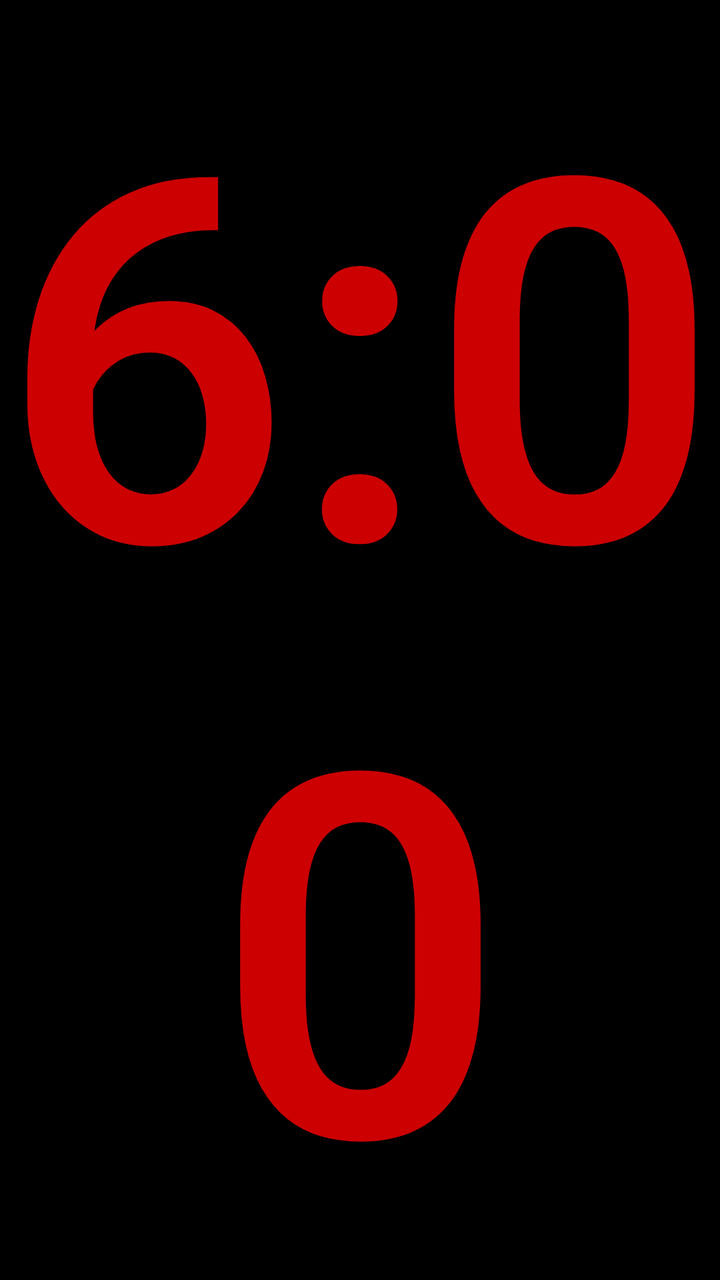
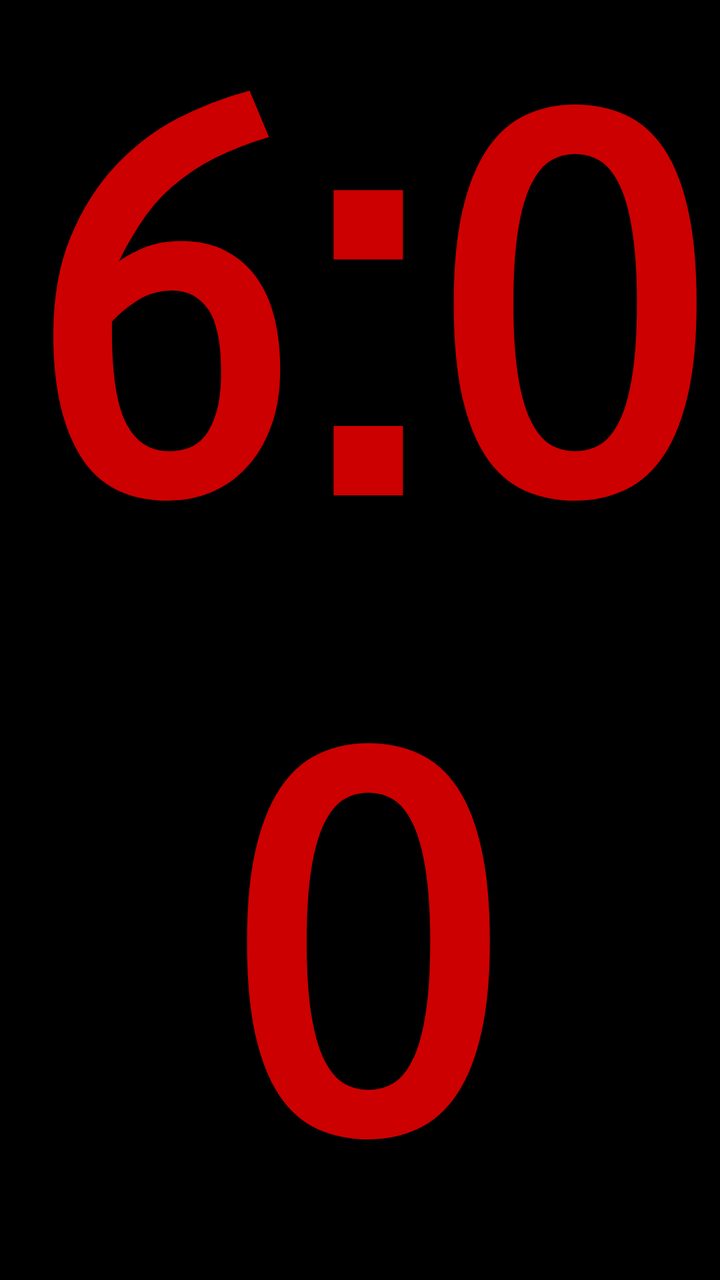

The first picture is an Android layout as it rendered before a commit; the second is the same layout after the commit. The layout source and the unified diff follow.
<!-- AndroidManifest.xml: application theme AppTheme -->
<!-- res/layout/main_time_board.xml -->
<?xml version="1.0" encoding="utf-8"?>
<androidx.coordinatorlayout.widget.CoordinatorLayout xmlns:android="http://schemas.android.com/apk/res/android"
    xmlns:app="http://schemas.android.com/apk/res-auto"
    xmlns:tools="http://schemas.android.com/tools"
    android:layout_width="match_parent"
    android:layout_height="match_parent"
    android:keepScreenOn="true"
    tools:context="de.wasserball.wabaclock.main.TimeAndScoreBoard">

    <LinearLayout
        android:id="@+id/mainTimeBoardLayout"
        android:layout_width="match_parent"
        android:layout_height="match_parent"
        android:orientation="vertical">

        <Button
            android:id="@+id/mainTimeBoard"
            style="@style/Widget.AppCompat.Button.Borderless"
            android:layout_width="match_parent"
            android:layout_height="0dp"
            android:layout_weight="2"
            android:background="@android:color/background_dark"
            android:clickable="true"
            android:focusable="true"
            android:text="@string/main_time_default_val"
            android:textAlignment="center"
            android:textAllCaps="false"
            android:textAppearance="@style/TextAppearance.AppCompat.Display4"
            android:textColor="@android:color/holo_red_dark"
            android:textSize="2000sp"
            android:textStyle="bold"
            app:autoSizeMaxTextSize="3600sp"
            app:autoSizeMinTextSize="12sp"
            app:autoSizeStepGranularity="2sp"
            app:autoSizeTextType="uniform" />

    </LinearLayout>

</androidx.coordinatorlayout.widget.CoordinatorLayout>
<!-- resources referenced by this layout -->
<resources>
  <string name="main_time_default_val">6:00</string>
  <style name="AppTheme" parent="Theme.AppCompat.Light.NoActionBar">
          
          <item name="colorPrimary">@color/colorPrimary</item>
          <item name="colorPrimaryDark">@color/colorPrimaryDark</item>
          <item name="colorAccent">@color/colorAccent</item>
      </style>
  <color name="colorPrimary">#008577</color>
  <color name="colorPrimaryDark">#000000</color>
  <color name="colorAccent">#D81B60</color>
</resources>

<!-- the commit's change to res/layout/main_time_board.xml (unified diff, before → after) -->
@@ -25,6 +25,7 @@
             android:text="@string/main_time_default_val"
             android:textAlignment="center"
             android:textAllCaps="false"
+            android:fontFamily="sans-serif-smallcaps"
             android:textAppearance="@style/TextAppearance.AppCompat.Display4"
             android:textColor="@android:color/holo_red_dark"
             android:textSize="2000sp"
